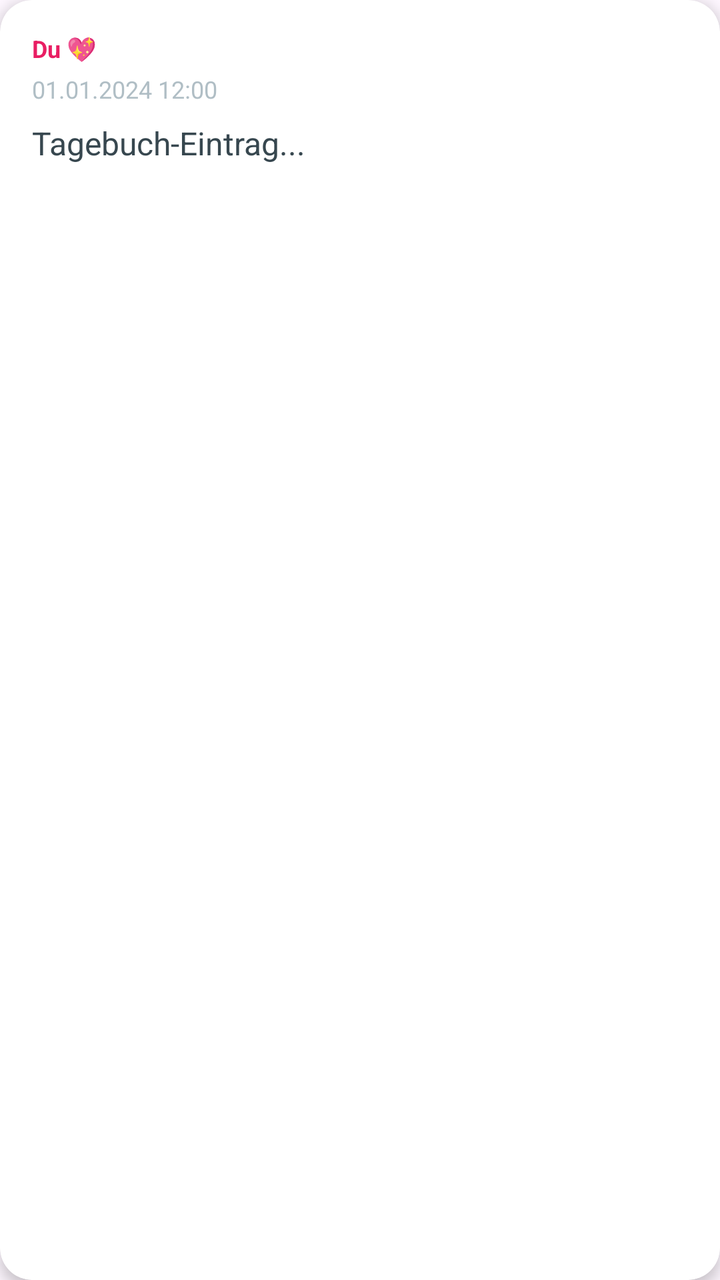
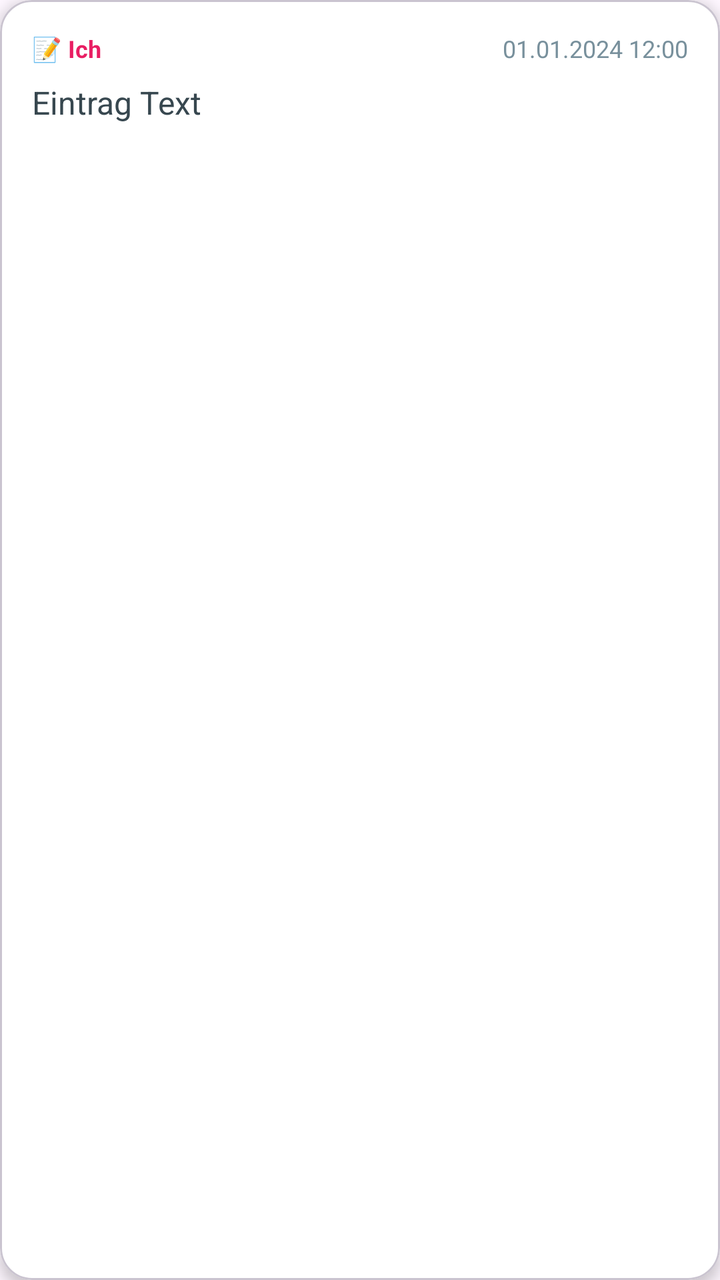

Screens rendered from an Android XML layout before and after an edit, with the pre-edit source and the edit as a unified diff.
<!-- AndroidManifest.xml: application theme Theme.MeinTagebuch -->
<!-- res/layout/item_diary_entry.xml -->
<?xml version="1.0" encoding="utf-8"?>
<androidx.cardview.widget.CardView
    xmlns:android="http://schemas.android.com/apk/res/android"
    xmlns:app="http://schemas.android.com/apk/res-auto"
    android:layout_width="match_parent"
    android:layout_height="wrap_content"
    android:layout_marginBottom="12dp"
    app:cardCornerRadius="16dp"
    app:cardElevation="4dp"
    android:backgroundTint="@color/card_background">

    <LinearLayout
        android:layout_width="match_parent"
        android:layout_height="wrap_content"
        android:orientation="vertical"
        android:padding="16dp">
        <TextView
            android:id="@+id/entryAuthor"
            android:layout_width="wrap_content"
            android:layout_height="wrap_content"
            android:text="Du 💖"
            android:textSize="12sp"
            android:textStyle="bold"
            android:textColor="@color/primary"
            android:layout_marginBottom="4dp"/>


        <TextView
            android:id="@+id/entryDate"
            android:layout_width="wrap_content"
            android:layout_height="wrap_content"
            android:text="01.01.2024 12:00"
            android:textSize="12sp"
            android:textColor="@color/date_text"
            android:layout_marginBottom="8dp"/>

        <TextView
            android:id="@+id/entryText"
            android:layout_width="match_parent"
            android:layout_height="wrap_content"
            android:text="Tagebuch-Eintrag..."
            android:textSize="16sp"
            android:textColor="@color/primary_text"
            android:lineSpacingExtra="4dp"/>

    </LinearLayout>

</androidx.cardview.widget.CardView>
<!-- resources referenced by this layout -->
<resources>
  <color name="card_background">#FFFFFF</color>
  <color name="date_text">#B0BEC5</color>
  <color name="primary">#E91E63</color>
  <color name="primary_text">#37474F</color>
  <style name="Theme.MeinTagebuch" parent="Base.Theme.MeinTagebuch" />
  <style name="Base.Theme.MeinTagebuch" parent="Theme.Material3.DayNight.NoActionBar">
          
          
      </style>
</resources>

<!-- the commit's change to res/layout/item_diary_entry.xml (unified diff, before → after) -->
@@ -1,10 +1,10 @@
 <?xml version="1.0" encoding="utf-8"?>
-<androidx.cardview.widget.CardView
+<com.google.android.material.card.MaterialCardView
     xmlns:android="http://schemas.android.com/apk/res/android"
     xmlns:app="http://schemas.android.com/apk/res-auto"
     android:layout_width="match_parent"
     android:layout_height="wrap_content"
-    android:layout_marginBottom="12dp"
+    android:layout_margin="8dp"
     app:cardCornerRadius="16dp"
     app:cardElevation="4dp"
     android:backgroundTint="@color/card_background">
@@ -14,35 +14,43 @@
         android:layout_height="wrap_content"
         android:orientation="vertical"
         android:padding="16dp">
-        <TextView
-            android:id="@+id/entryAuthor"
-            android:layout_width="wrap_content"
+
+        
+        <LinearLayout
+            android:layout_width="match_parent"
             android:layout_height="wrap_content"
-            android:text="Du 💖"
-            android:textSize="12sp"
-            android:textStyle="bold"
-            android:textColor="@color/primary"
-            android:layout_marginBottom="4dp"/>
+            android:orientation="horizontal"
+            android:layout_marginBottom="8dp">
 
+            <TextView
+                android:id="@+id/entryAuthor"
+                android:layout_width="0dp"
+                android:layout_height="wrap_content"
+                android:layout_weight="1"
+                android:text="📝 Ich"
+                android:textSize="12sp"
+                android:textStyle="bold"
+                android:textColor="@color/primary"/>
 
-        <TextView
-            android:id="@+id/entryDate"
-            android:layout_width="wrap_content"
-            android:layout_height="wrap_content"
-            android:text="01.01.2024 12:00"
-            android:textSize="12sp"
-            android:textColor="@color/date_text"
-            android:layout_marginBottom="8dp"/>
+            <TextView
+                android:id="@+id/entryDate"
+                android:layout_width="wrap_content"
+                android:layout_height="wrap_content"
+                android:text="01.01.2024 12:00"
+                android:textSize="12sp"
+                android:textColor="@color/secondary_text"/>
+        </LinearLayout>
 
+        
         <TextView
             android:id="@+id/entryText"
             android:layout_width="match_parent"
             android:layout_height="wrap_content"
-            android:text="Tagebuch-Eintrag..."
+            android:text="Eintrag Text"
             android:textSize="16sp"
             android:textColor="@color/primary_text"
             android:lineSpacingExtra="4dp"/>
 
     </LinearLayout>
 
-</androidx.cardview.widget.CardView>
+</com.google.android.material.card.MaterialCardView>
<!-- resource entries referenced after the edit -->
@@ -1,9 +1,9 @@
 <!-- resources referenced by this layout -->
 <resources>
   <color name="card_background">#FFFFFF</color>
-  <color name="date_text">#B0BEC5</color>
   <color name="primary">#E91E63</color>
   <color name="primary_text">#37474F</color>
+  <color name="secondary_text">#78909C</color>
   <style name="Theme.MeinTagebuch" parent="Base.Theme.MeinTagebuch" />
   <style name="Base.Theme.MeinTagebuch" parent="Theme.Material3.DayNight.NoActionBar">
           
